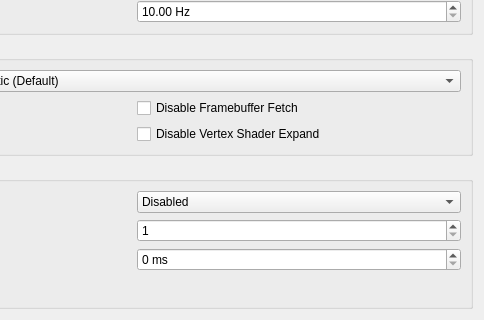
Old version of the form pcsx2-qt/Settings/GraphicsAdvancedSettingsTab.ui in the repository PCSX2/pcsx2; both pictures show x 216 to 700 and y 300 to 620 of the 700 by 620 pixel window.
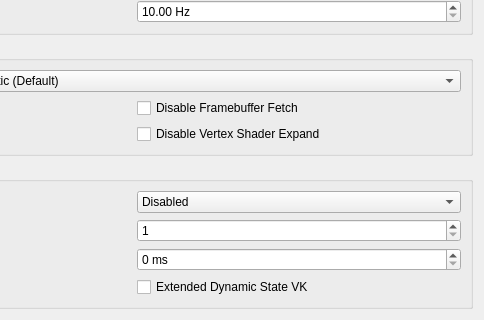
New version of the form.

Commit message: TMP: properly check for VK extended dynamic state extension. Add checkbox to Graphics>Advanced to enabled/disable it..

```diff
--- a/pcsx2-qt/Settings/GraphicsAdvancedSettingsTab.ui
+++ b/pcsx2-qt/Settings/GraphicsAdvancedSettingsTab.ui
@@ -438,6 +438,13 @@
             </property>
           </widget>
           </item>
+          <item row="0" column="2">
+          <widget class="QCheckBox" name="extendedDynamicStateVK">
+            <property name="text">
+            <string>Extended Dynamic State VK</string>
+            </property>
+          </widget>
+          </item>
         </layout>
         </item>
        </layout>
```
The commit also changes 7 other files.
